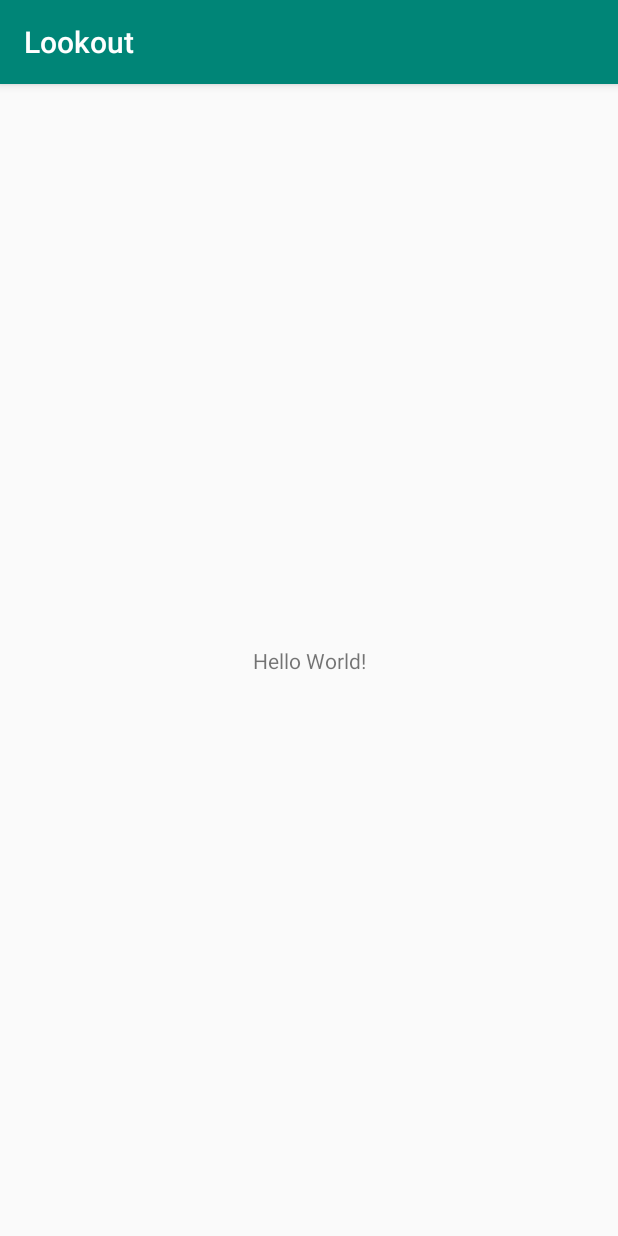
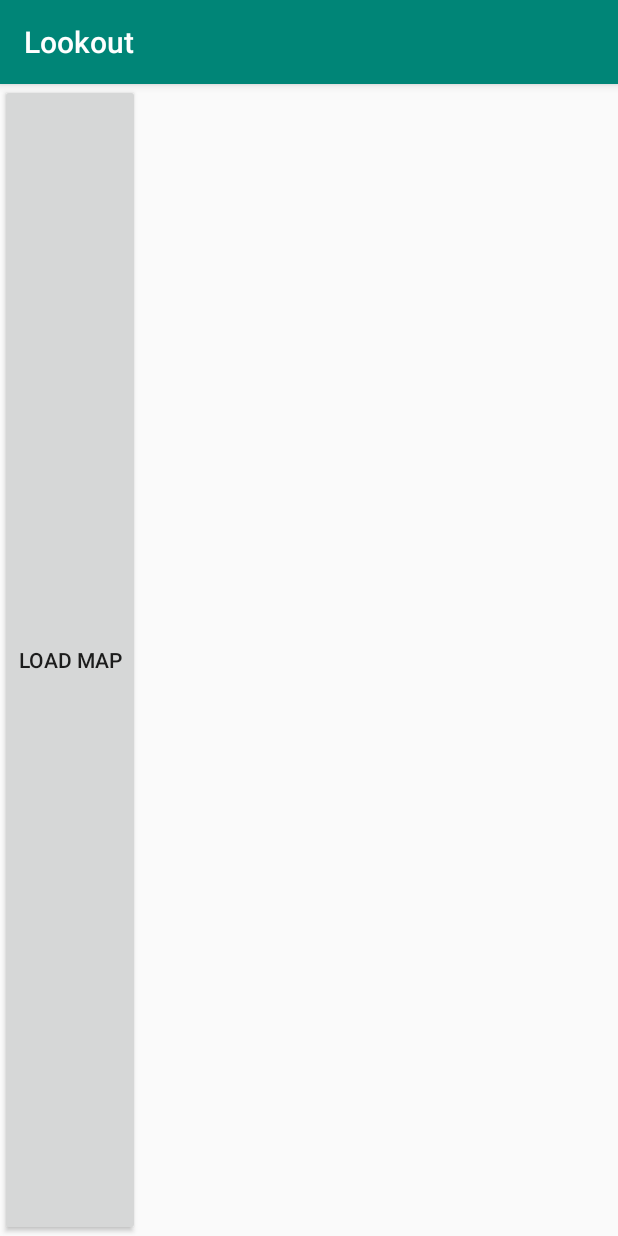
Before and after one commit to Anish160220/Lookout, an Android app: the screen it shows after launch (MainActivity), on a phone screen of 412 x 824 dp. Run offline under Robolectric (Android 15) with nearby library versions, the phone set to English and light mode, and no system bars.

```diff
--- a/app/build.gradle
+++ b/app/build.gradle
@@ -22,6 +22,7 @@ dependencies {
     implementation fileTree(dir: 'libs', include: ['*.jar'])
     implementation 'com.android.support:appcompat-v7:28.0.0'
     implementation 'com.android.support.constraint:constraint-layout:1.1.3'
+    implementation 'com.google.android.gms:play-services-maps:16.1.0'
     testImplementation 'junit:junit:4.12'
     androidTestImplementation 'com.android.support.test:runner:1.0.2'
     androidTestImplementation 'com.android.support.test.espresso:espresso-core:3.0.2'
--- a/app/src/main/java/com/example/lookout/MainActivity.java
+++ b/app/src/main/java/com/example/lookout/MainActivity.java
@@ -1,13 +1,26 @@
 package com.example.lookout;
 
+import android.content.Intent;
 import android.support.v7.app.AppCompatActivity;
 import android.os.Bundle;
+import android.view.View;
+import android.widget.Button;
 
 public class MainActivity extends AppCompatActivity {
+    private Button btnmap;
 
     @Override
     protected void onCreate(Bundle savedInstanceState) {
         super.onCreate(savedInstanceState);
         setContentView(R.layout.activity_main);
+        btnmap = findViewById(R.id.btnmaps);
+
+        btnmap.setOnClickListener(new View.OnClickListener() {
+            @Override
+            public void onClick(View v) {
+                Intent intent = new Intent(MainActivity.this, MapsActivity.class);
+                startActivity(intent);
+            }
+        });
     }
 }
--- a/app/src/main/res/layout/activity_main.xml
+++ b/app/src/main/res/layout/activity_main.xml
@@ -1,18 +1,16 @@
 <?xml version="1.0" encoding="utf-8"?>
-<android.support.constraint.ConstraintLayout xmlns:android="http://schemas.android.com/apk/res/android"
+<LinearLayout xmlns:android="http://schemas.android.com/apk/res/android"
     xmlns:app="http://schemas.android.com/apk/res-auto"
     xmlns:tools="http://schemas.android.com/tools"
     android:layout_width="match_parent"
     android:layout_height="match_parent"
-    tools:context=".MainActivity">
+    tools:context=".MainActivity"
+    android:orientation="vertical">
 
-    <TextView
-        android:layout_width="wrap_content"
-        android:layout_height="wrap_content"
-        android:text="Hello World!"
-        app:layout_constraintBottom_toBottomOf="parent"
-        app:layout_constraintLeft_toLeftOf="parent"
-        app:layout_constraintRight_toRightOf="parent"
-        app:layout_constraintTop_toTopOf="parent" />
+  <Button
+      android:layout_width="wrap_content"
+      android:layout_height="match_parent"
+      android:id="@+id/btnmaps"
+      android:text="Load map"/>
 
-</android.support.constraint.ConstraintLayout>
+</LinearLayout>
--- a/app/src/main/res/values/strings.xml
+++ b/app/src/main/res/values/strings.xml
@@ -1,3 +1,4 @@
 <resources>
     <string name="app_name">Lookout</string>
+    <string name="title_activity_maps">Map</string>
 </resources>
--- a/build.gradle
+++ b/build.gradle
@@ -7,7 +7,7 @@ buildscript {
 
     }
     dependencies {
-        classpath 'com.android.tools.build:gradle:3.3.2'
+        classpath 'com.android.tools.build:gradle:3.4.0'
 
         // NOTE: Do not place your application dependencies here; they belong
         // in the individual module build.gradle files
```
Also changed, not shown: app/src/debug/res/values/google_maps_api.xml (added, +24 -0 lines), app/src/main/AndroidManifest.xml (+23 -0 lines), app/src/main/java/com/example/lookout/MapsActivity.java (added, +46 -0 lines), app/src/main/res/layout/activity_maps.xml (added, +9 -0 lines), gradle/wrapper/gradle-wrapper.properties, 1 other file.
